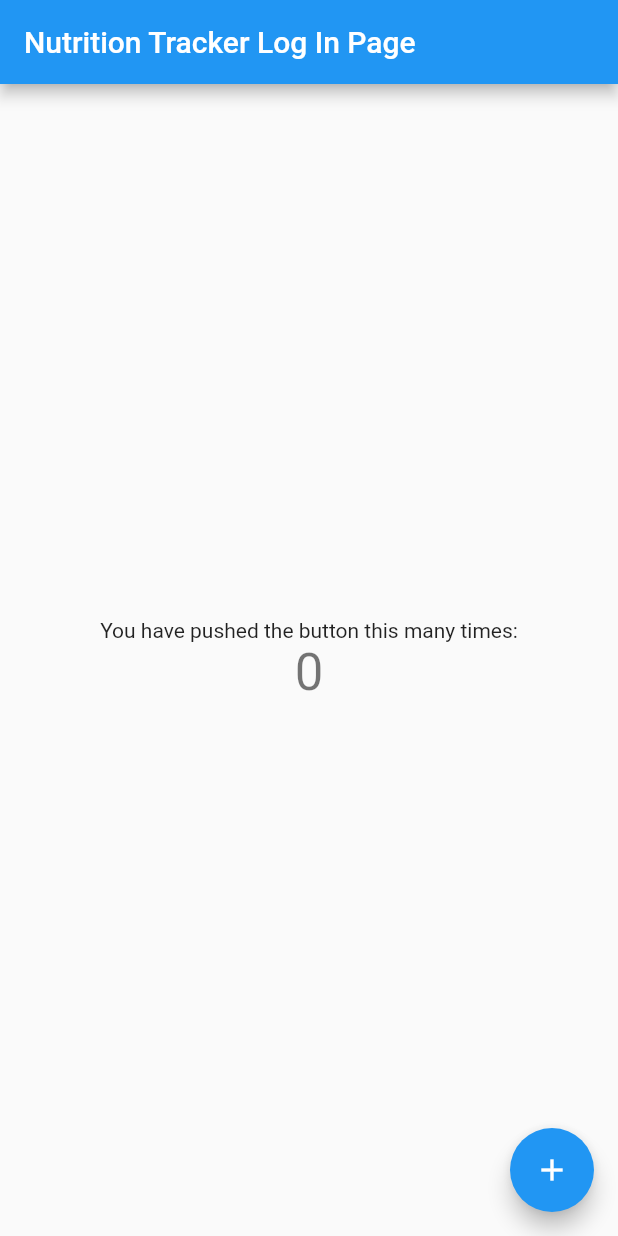
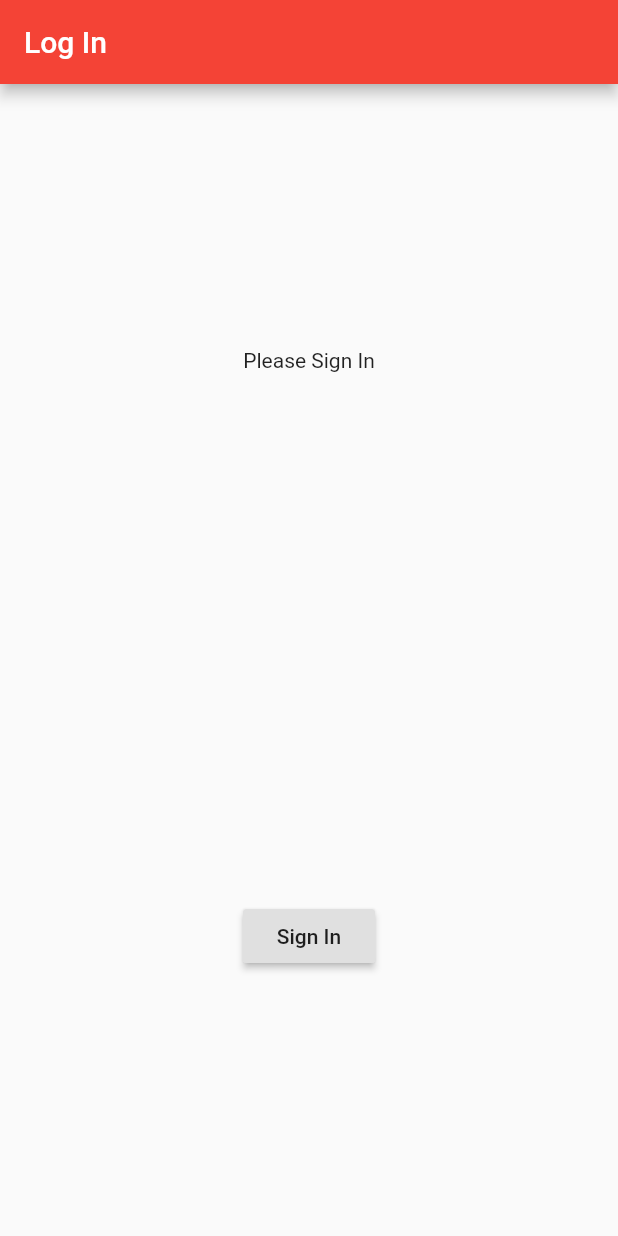
Before and after one commit to Mavirek/Nutrition-Tracker, a Flutter app: the screen it shows after launch, on a phone screen of 412 x 824 dp. Run offline on Flutter 3.47's test engine with Material 2 defaults, Android fonts, the phone set to English and light mode, and no system bars; our stand-ins replace google_sign_in.

Commit message:
Sign In Almost Done

```diff
--- a/nutrition_tracker/lib/main.dart
+++ b/nutrition_tracker/lib/main.dart
@@ -1,4 +1,16 @@
+import 'dart:async';
+
 import 'package:flutter/material.dart';
+import 'package:google_sign_in/google_sign_in.dart';
+
+GoogleSignIn _googleSignIn = new GoogleSignIn(
+  scopes: [
+    'email',
+    'profile',
+    'openid',
+    'https://www.googleapis.com/auth/contacts.readonly',
+  ],
+);
 
 void main() => runApp(new MyApp());
 
@@ -17,93 +29,105 @@ class MyApp extends StatelessWidget {
         // "hot reload" (press "r" in the console where you ran "flutter run",
         // or press Run > Flutter Hot Reload in IntelliJ). Notice that the
         // counter didn't reset back to zero; the application is not restarted.
-        primarySwatch: Colors.blue,
+        primarySwatch: Colors.red,
       ),
-      home: new MyHomePage(title: 'Nutrition Tracker Log In Page'),
+      home: LogInPage()//new MyHomePage(title: 'Nutrition Tracker Log In Page'),
     );
   }
 }
+class LogInPage extends StatefulWidget {
+  @override
+  State createState() => LogInPageState();
+}
 
-class MyHomePage extends StatefulWidget {
-  MyHomePage({Key key, this.title}) : super(key: key);
-
-  // This widget is the home page of your application. It is stateful, meaning
-  // that it has a State object (defined below) that contains fields that affect
-  // how it looks.
-
-  // This class is the configuration for the state. It holds the values (in this
-  // case the title) provided by the parent (in this case the App widget) and
-  // used by the build method of the State. Fields in a Widget subclass are
-  // always marked "final".
-
-  final String title;
+class LogInPageState extends State<LogInPage> {
+  GoogleSignInAccount _currentUser;
+  String _text;
 
   @override
-  _MyHomePageState createState() => new _MyHomePageState();
-}
+  void initState(){
+    super.initState();
 
-class _MyHomePageState extends State<MyHomePage> {
-  int _counter = 0;
-
-  void _incrementCounter() {
-    setState(() {
-      // This call to setState tells the Flutter framework that something has
-      // changed in this State, which causes it to rerun the build method below
-      // so that the display can reflect the updated values. If we changed
-      // _counter without calling setState(), then the build method would not be
-      // called again, and so nothing would appear to happen.
-      _counter++;
+    _googleSignIn.onCurrentUserChanged.listen((GoogleSignInAccount account){
+      setState((){
+        _currentUser = account;
+      });
     });
+    _googleSignIn.signInSilently();
+  }
+  Future<Null> _handleSignIn() async{
+    try{
+      await _googleSignIn.signIn();
+    } catch(error){
+      print(error);
+    }
   }
 
-  @override
+  Future<Null> _handleSignOut() async{
+    _googleSignIn.disconnect();
+  }
+
+  Widget _buildBody() {
+    if(_currentUser != null){
+//      Navigator.push(
+//          context,
+//          MaterialPageRoute(
+//              builder: (context) => MyHomePage()
+//          )
+//      );
+      return Column(
+        mainAxisAlignment: MainAxisAlignment.spaceAround,
+        children: <Widget>[
+          ListTile(
+            leading: GoogleUserCircleAvatar(identity: _currentUser),
+            title: Text(_currentUser.displayName),
+            subtitle: Text(_currentUser.email),
+          ),
+          const Text("Signed in Successfully"),
+          RaisedButton(
+            child: const Text("Sign Out"),
+            onPressed: _handleSignOut,
+          )
+        ],
+      );
+    } else{
+      return Column(
+        mainAxisAlignment: MainAxisAlignment.spaceAround,
+        children: <Widget>[
+          const Text("Please Sign In"),
+          RaisedButton(
+            child: const Text("Sign In"),
+            onPressed: _handleSignIn,
+          )
+        ],
+      );
+    }
+
+  }
+
   Widget build(BuildContext context) {
-    // This method is rerun every time setState is called, for instance as done
-    // by the _incrementCounter method above.
-    //
-    // The Flutter framework has been optimized to make rerunning build methods
-    // fast, so that you can just rebuild anything that needs updating rather
-    // than having to individually change instances of widgets.
-    return new Scaffold(
-      appBar: new AppBar(
-        // Here we take the value from the MyHomePage object that was created by
-        // the App.build method, and use it to set our appbar title.
-        title: new Text(widget.title),
+    return Scaffold(
+      appBar: AppBar(
+        title: const Text("Log In"),
       ),
-      body: new Center(
-        // Center is a layout widget. It takes a single child and positions it
-        // in the middle of the parent.
-        child: new Column(
-          // Column is also layout widget. It takes a list of children and
-          // arranges them vertically. By default, it sizes itself to fit its
-          // children horizontally, and tries to be as tall as its parent.
-          //
-          // Invoke "debug paint" (press "p" in the console where you ran
-          // "flutter run", or select "Toggle Debug Paint" from the Flutter tool
-          // window in IntelliJ) to see the wireframe for each widget.
-          //
-          // Column has various properties to control how it sizes itself and
-          // how it positions its children. Here we use mainAxisAlignment to
-          // center the children vertically; the main axis here is the vertical
-          // axis because Columns are vertical (the cross axis would be
-          // horizontal).
-          mainAxisAlignment: MainAxisAlignment.center,
-          children: <Widget>[
-            new Text(
-              'You have pushed the button this many times:',
-            ),
-            new Text(
-              '$_counter',
-              style: Theme.of(context).textTheme.display1,
-            ),
-          ],
-        ),
+      body: ConstrainedBox(
+        constraints: const BoxConstraints.expand(),
+        child: _buildBody(),
       ),
-      floatingActionButton: new FloatingActionButton(
-        onPressed: _incrementCounter,
-        tooltip: 'Increment',
-        child: new Icon(Icons.add),
-      ), // This trailing comma makes auto-formatting nicer for build methods.
     );
   }
 }
+class MyHomePage extends StatelessWidget {
+  Future<Null> _handleSignOut() async{
+    _googleSignIn.disconnect();
+  }
+
+  Widget build(BuildContext context) {
+    return Scaffold(
+      appBar: AppBar(
+        title: const Text("Home Page"),
+      ),
+      floatingActionButton: FloatingActionButton(onPressed: _handleSignOut),
+    );
+  }
+}
--- a/nutrition_tracker/pubspec.yaml
+++ b/nutrition_tracker/pubspec.yaml
@@ -15,6 +15,9 @@ environment:
 dependencies:
   flutter:
     sdk: flutter
+
+  #Google Sign in Package.
+  google_sign_in: ^3.2.1
 
   # The following adds the Cupertino Icons font to your application.
   # Use with the CupertinoIcons class for iOS style icons.
```
Also changed, not shown: nutrition_tracker/pubspec.lock.
